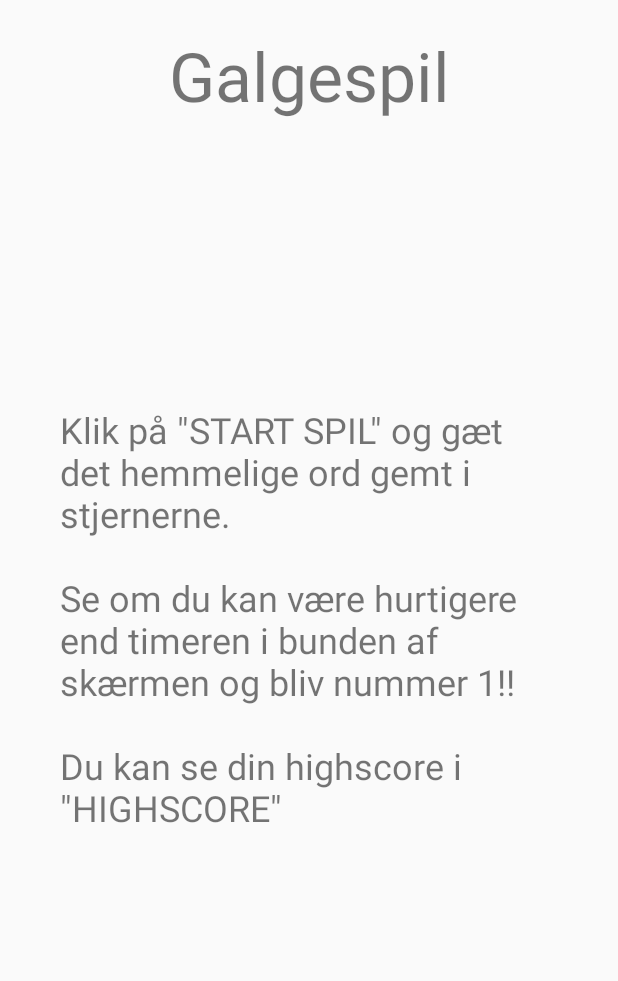
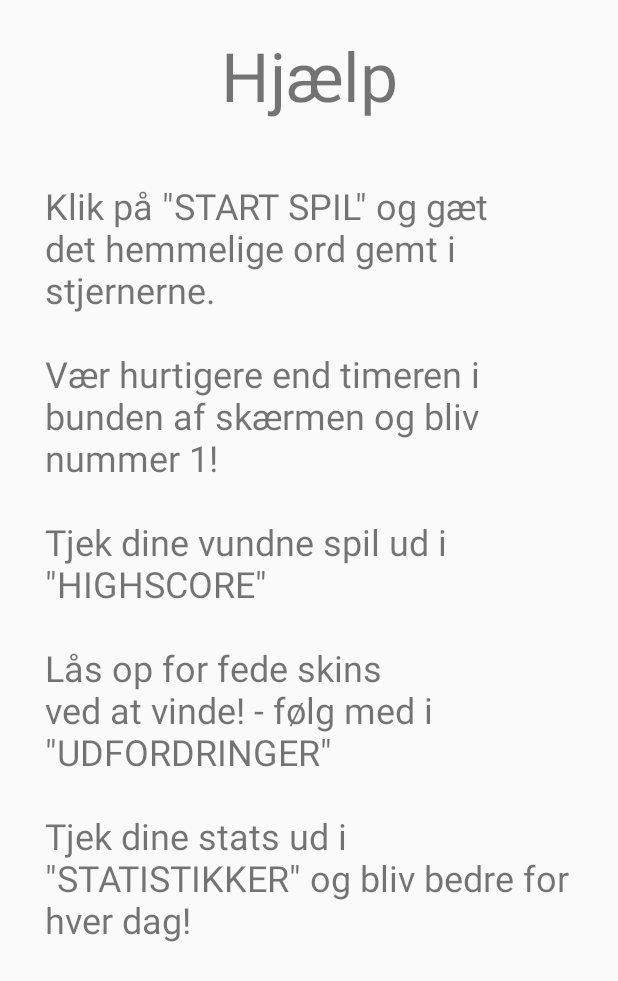
Before and after one commit to patricklopdrup/Hangman, an Android app: the HelpAct screen opened directly, with no data from a screen before it, on a phone screen of 412 x 824 dp. Shown: the top 981 px of the screen. Run offline under Robolectric (Android 15) with nearby library versions, the phone set to English and light mode, and no system bars; network calls fail.

Commit message:
lavet om på help - med scrollview lavet en ny stat page, hvor man kan se hvor mange gange man har gættet på de forskellige bogstaver

```diff
--- a/app/build.gradle
+++ b/app/build.gradle
@@ -43,7 +43,12 @@ dependencies {
     implementation 'com.daimajia.easing:library:2.0@aar'
     implementation 'com.daimajia.androidanimations:library:2.3@aar'
 
+    //progressbar in challenges
     implementation 'com.params.progressview:step-progress:1.0.2'
+
+    //bar chart in statistics
+    implementation 'me.ithebk:barchart:0.9'
+
     implementation "androidx.core:core-ktx:+"
     implementation "org.jetbrains.kotlin:kotlin-stdlib-jdk7:$kotlin_version"
 }
--- a/app/src/main/java/com/example/galgespil/StartPage/Help.java
+++ b/app/src/main/java/com/example/galgespil/StartPage/HelpAct.java
@@ -7,7 +7,7 @@ import android.widget.TextView;
 
 import com.example.galgespil.R;
 
-public class Help extends AppCompatActivity {
+public class HelpAct extends AppCompatActivity {
 
     private TextView helpText;
 
--- a/app/src/main/java/com/example/galgespil/StartPage/MainActivity.java
+++ b/app/src/main/java/com/example/galgespil/StartPage/MainActivity.java
@@ -48,7 +48,7 @@ public class MainActivity extends AppCompatActivity implements View.OnClickListe
             }
             System.out.println("Debug array: " + Arrays.toString(letters));
             System.out.println("debug array længde: " + letters.length);
-            statLogic.updateStats(statLogic.getGameStats(this), statLogic.getGAME_OBJECT_KEY(), wins, loses, rightGuess, wrongGuess, time, letters, this);
+            statLogic.updateStats(statLogic.getStats(this), statLogic.getGAME_OBJECT_KEY(), wins, loses, rightGuess, wrongGuess, time, letters, this);
         }
 
         startGame = findViewById(R.id.startGame);
@@ -81,7 +81,7 @@ public class MainActivity extends AppCompatActivity implements View.OnClickListe
             Intent i = new Intent(this, StatAct.class);
             startActivity(i);
         } else if(v == help) {
-            Intent i = new Intent(this, Help.class);
+            Intent i = new Intent(this, HelpAct.class);
             startActivity(i);
         } else if(v == settings) {
             SettingsDialog settingsDialog = new SettingsDialog();
--- a/app/src/main/res/layout/activity_help.xml
+++ b/app/src/main/res/layout/activity_help.xml
@@ -1,32 +1,34 @@
 <?xml version="1.0" encoding="utf-8"?>
-<androidx.constraintlayout.widget.ConstraintLayout xmlns:android="http://schemas.android.com/apk/res/android"
-    xmlns:app="http://schemas.android.com/apk/res-auto"
-    xmlns:tools="http://schemas.android.com/tools"
+<ScrollView xmlns:android="http://schemas.android.com/apk/res/android"
+    android:layout_width="match_parent" android:layout_height="match_parent">
+
+<LinearLayout
     android:layout_width="match_parent"
-    android:layout_height="match_parent"
-    tools:context=".StartPage.Help">
+    android:layout_height="wrap_content"
+    android:orientation="vertical">
 
     <TextView
         android:id="@+id/title"
-        android:layout_width="wrap_content"
+        android:layout_width="match_parent"
         android:layout_height="wrap_content"
+        android:textAlignment="center"
         android:layout_marginTop="20dp"
-        android:layout_marginBottom="80dp"
-        android:text="@string/game_title"
+        android:text="@string/help_title"
         android:textSize="45sp"
-        app:layout_constraintEnd_toEndOf="parent"
-        app:layout_constraintStart_toStartOf="parent"
-        app:layout_constraintTop_toTopOf="parent" />
+        />
 
     <TextView
         android:id="@+id/helpText"
         android:layout_width="match_parent"
         android:layout_height="wrap_content"
-        android:layout_marginLeft="40dp"
-        android:layout_marginRight="40dp"
+        android:layout_marginStart="30dp"
+        android:layout_marginEnd="30dp"
+        android:layout_marginTop="40dp"
+        android:layout_marginBottom="30dp"
         android:textSize="24sp"
         android:text="@string/help"
-        app:layout_constraintBottom_toBottomOf="parent"
-        app:layout_constraintTop_toTopOf="parent"
-        tools:layout_editor_absoluteX="-2dp" />
-</androidx.constraintlayout.widget.ConstraintLayout>
+        />
+
+</LinearLayout>
+
+</ScrollView>
--- a/app/src/main/res/layout/activity_statistics.xml
+++ b/app/src/main/res/layout/activity_statistics.xml
@@ -13,7 +13,7 @@
         android:layout_marginStart="120dp"
         android:layout_marginTop="4dp"
         android:layout_marginEnd="120dp"
-        android:text="@string/more_stats"
+        android:text="@string/different_stats"
         app:layout_constraintBottom_toBottomOf="parent"
         app:layout_constraintEnd_toEndOf="parent"
         app:layout_constraintStart_toStartOf="parent"
--- a/app/src/main/res/values/strings.xml
+++ b/app/src/main/res/values/strings.xml
@@ -16,9 +16,14 @@
     <string name="showHelp_english">Click on \"START GAME\" and try to guess the word hidden in asterisk(stars).
             \n\nSee if you can beat the timer in the bottom of your screen and become number 1!!
             \n\nYou can also see your highscores in \"HIGHSCORE\"</string>
+
     <string name="showHelp_danish">Klik på \"START SPIL\" og gæt det hemmelige ord gemt i stjernerne.
-            \n\nSe om du kan være hurtigere end timeren i bunden af skærmen og bliv nummer 1!!
-            \n\nDu kan se din highscore i \"HIGHSCORE\"</string>
+            \n\nVær hurtigere end timeren i bunden af skærmen og bliv nummer 1!
+            \n\nTjek dine vundne spil ud i \"HIGHSCORE\"
+            \n\nLås op for fede skins ved at vinde! - følg med i \"UDFORDRINGER\"
+            \n\nTjek dine stats ud i \"STATISTIKKER\" og bliv bedre for hver dag!
+    </string>
+
     <string name="keyboard_layout">Tastatur</string>
     <string name="abc">ABC</string>
     <string name="qwerty">QWERTY</string>
@@ -56,5 +61,7 @@
     <string name="skin_locked">Lås</string>
     <string name="skin_unlocked">Åben</string>
     <string name="statistics">Statistikker</string>
-    <string name="more_stats">Flere stats</string>
+    <string name="different_stats">Andre stats</string>
+    <string name="letter_usage_title">Brugen af bogstaver</string>
+    <string name="help_title">Hjælp</string>
 </resources>
```
Also changed, not shown: app/src/main/AndroidManifest.xml (+20 -10 lines), app/src/main/java/com/example/galgespil/Challenges/ChallengeObject.java (+0 -9 lines), app/src/main/java/com/example/galgespil/Game/GameAct.java (+10 -13 lines), app/src/main/java/com/example/galgespil/Highscore/HighscoreAct.java (+0 -7 lines), app/src/main/java/com/example/galgespil/Statistic/StatAct.java (+17 -9 lines), app/src/main/java/com/example/galgespil/Statistic/StatListFrag.java (+4 -3 lines), app/src/main/java/com/example/galgespil/Statistic/StatLogic.java (+5 -3 lines), app/src/main/java/com/example/galgespil/Statistic/StatPressedKeysFrag.java (added, +67 -0 lines), app/src/main/res/layout/stat_show_letters_pressed_scrollview.xml (added, +38 -0 lines).
